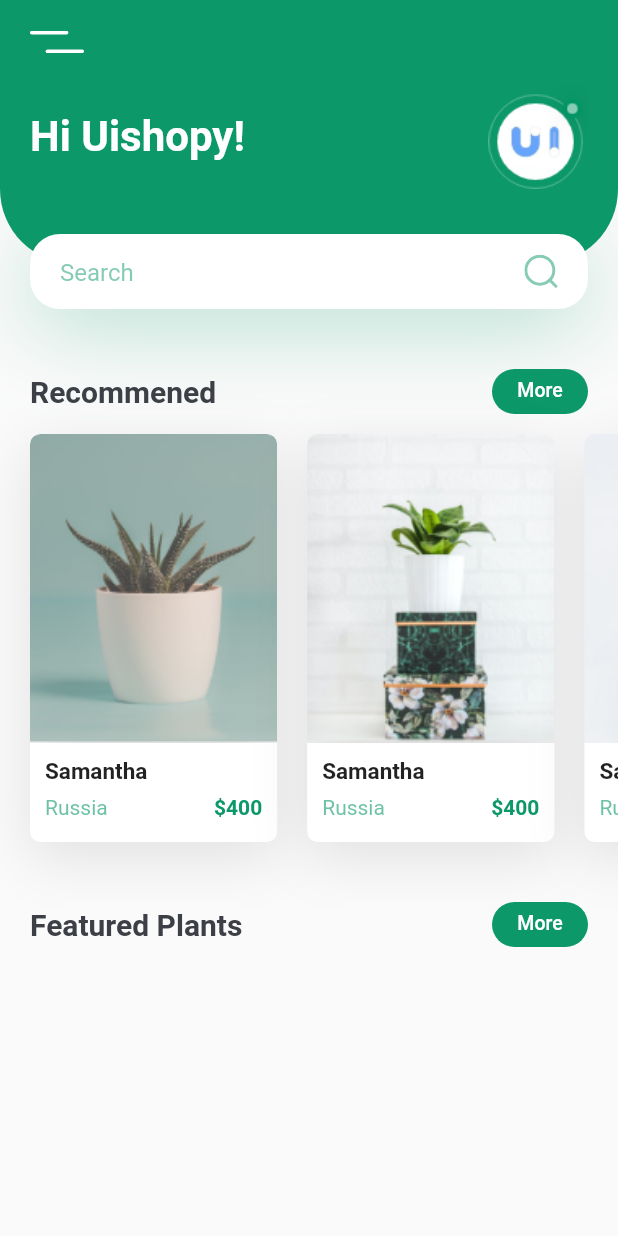
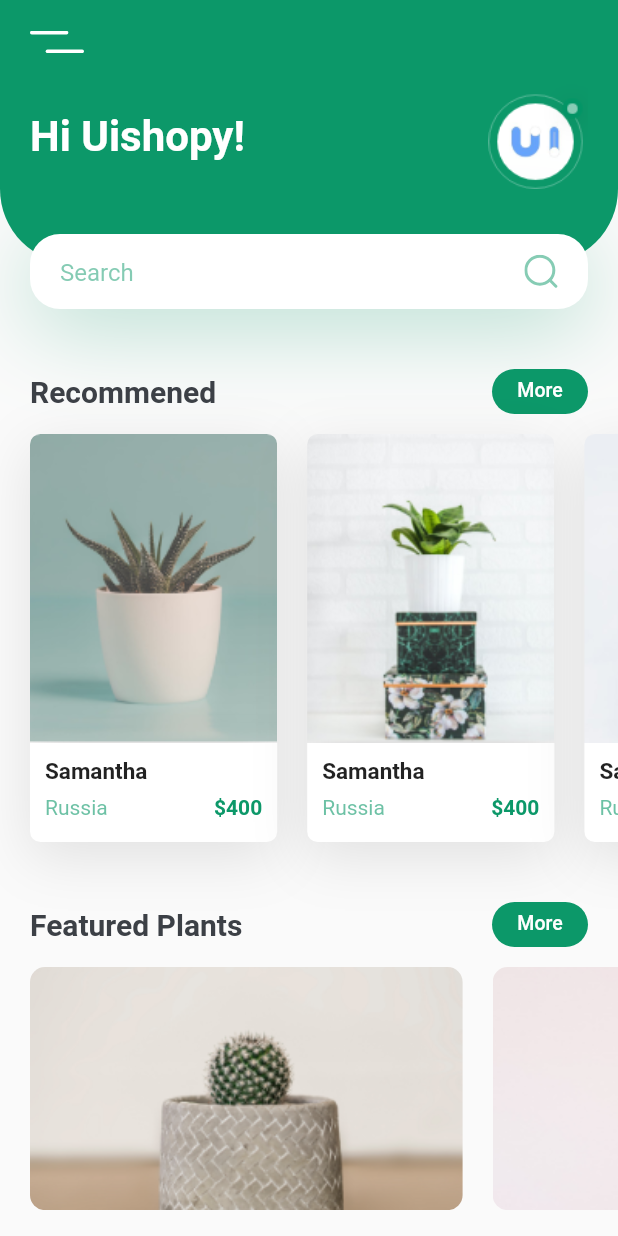
Before and after one commit to coderThanh/Flutter---Plant-App-Basic, a Flutter app: the screen it shows after launch, on a phone screen of 412 x 824 dp. Run offline on Flutter 3.47's test engine with Material 2 defaults, Android fonts, the phone set to English and light mode, and no system bars; our stand-ins replace flutter_svg.

Commit message:
up to featured plants

```diff
--- a/lib/views/screens/home_screen.dart
+++ b/lib/views/screens/home_screen.dart
@@ -1,10 +1,10 @@
-import 'package:flutter/gestures.dart';
 import 'package:flutter/material.dart';
 import 'package:flutter_svg/svg.dart';
 
 import '../../models/app_const_model.dart';
+import '../widgets/blocks/featured_plants_block.dart';
 import '../widgets/header_circle_widget.dart';
-import '../widgets/recommened_list_widget.dart';
+import '../widgets/blocks/recommened_list_widget.dart';
 import '../widgets/title_width_button_widget.dart';
 
 class HomeScreen extends StatefulWidget {
@@ -17,7 +17,7 @@ class HomeScreen extends StatefulWidget {
 class _HomeScreenState extends State<HomeScreen> {
   @override
   Widget build(BuildContext context) {
-    Size size = MediaQuery.of(context).size;
+    // Size size = MediaQuery.of(context).size;
 
     return Scaffold(
       appBar: homeAppBar(),
@@ -28,19 +28,43 @@ class _HomeScreenState extends State<HomeScreen> {
           crossAxisAlignment: CrossAxisAlignment.start,
           children: [
             const HeaderCircleWidget(),
-            const SizedBox(height: AppConst.margin),
-
-            // Block Recomment
-            TitleWithButtonWidget(
-                title: 'Recommened', button: 'More', onPress: () {}),
-            const SizedBox(height: AppConst.margin / 3),
-            const RecommenedListWidget(),
-
-            // Block Feature plant
+            //
             const SizedBox(height: AppConst.margin),
             TitleWithButtonWidget(
-                title: 'Featured Plants', button: 'More', onPress: () {}),
-            const SizedBox(height: AppConst.margin / 2.5),
+              title: 'Recommened',
+              button: 'More',
+              onPress: () {},
+              padding: const EdgeInsets.only(
+                  left: AppConst.padding,
+                  right: AppConst.padding,
+                  bottom: AppConst.padding / 1.5),
+            ),
+            const RecommenedListBlock(),
+            //
+            const SizedBox(height: AppConst.margin),
+            TitleWithButtonWidget(
+              title: 'Featured Plants',
+              button: 'More',
+              onPress: () {},
+              padding: const EdgeInsets.only(
+                  left: AppConst.padding,
+                  right: AppConst.padding,
+                  bottom: AppConst.padding / 1.5),
+            ),
+            const FeaturedPlantsBlock(),
+            //
+            const SizedBox(height: AppConst.margin),
+            TitleWithButtonWidget(
+              title: 'Best Seller',
+              button: 'More',
+              onPress: () {},
+              padding: const EdgeInsets.only(
+                  left: AppConst.padding,
+                  right: AppConst.padding,
+                  bottom: AppConst.padding / 1.5),
+            ),
+            const RecommenedListBlock(),
+            const SizedBox(height: AppConst.padding),
           ],
         ),
       ),
--- /dev/null
+++ b/lib/views/widgets/blocks/featured_plants_block.dart
@@ -0,0 +1,50 @@
+import 'package:flutter/material.dart';
+
+import '../../../models/app_const_model.dart';
+import '../product_box_image.dart';
+
+class FeaturedPlantsBlock extends StatefulWidget {
+  const FeaturedPlantsBlock({Key? key}) : super(key: key);
+
+  @override
+  State<FeaturedPlantsBlock> createState() => _FeaturedPlantsBlockState();
+}
+
+class _FeaturedPlantsBlockState extends State<FeaturedPlantsBlock> {
+  @override
+  Widget build(BuildContext context) {
+    final Size size = MediaQuery.of(context).size;
+
+    return SingleChildScrollView(
+      scrollDirection: Axis.horizontal,
+      child: Row(
+        children: [
+          ProductBoxImage(
+            size: size,
+            ratio: 56.2,
+            image: 'assets/images/bottom_img_1.png',
+            margin: const EdgeInsets.symmetric(
+              horizontal: AppConst.padding,
+            ),
+          ),
+          ProductBoxImage(
+            size: size,
+            ratio: 56.2,
+            image: 'assets/images/bottom_img_2.png',
+            margin: const EdgeInsets.only(
+              right: AppConst.padding,
+            ),
+          ),
+          ProductBoxImage(
+            size: size,
+            ratio: 56.2,
+            image: 'assets/images/image_2.png',
+            margin: const EdgeInsets.only(
+              right: AppConst.padding,
+            ),
+          ),
+        ],
+      ),
+    );
+  }
+}
--- /dev/null
+++ b/lib/views/widgets/blocks/recommened_list_widget.dart
@@ -0,0 +1,51 @@
+import 'package:flutter/material.dart';
+
+import '../../../models/app_const_model.dart';
+import '../product_box_default_widget.dart';
+
+class RecommenedListBlock extends StatelessWidget {
+  const RecommenedListBlock({
+    Key? key,
+  }) : super(key: key);
+
+  @override
+  Widget build(BuildContext context) {
+    final Size size = MediaQuery.of(context).size;
+
+    return SingleChildScrollView(
+      scrollDirection: Axis.horizontal,
+      clipBehavior: Clip.none,
+      child: Row(
+        children: [
+          ProductBoxDefault(
+            size: size,
+            tilte: 'Samantha',
+            price: '400',
+            img: 'assets/images/image_1.png',
+            country: 'Russia',
+            onPress: () {},
+            margin: const EdgeInsets.symmetric(horizontal: AppConst.padding),
+          ),
+          ProductBoxDefault(
+            size: size,
+            tilte: 'Samantha',
+            price: '400',
+            img: 'assets/images/image_2.png',
+            country: 'Russia',
+            margin: const EdgeInsets.only(right: AppConst.padding),
+            onPress: () {},
+          ),
+          ProductBoxDefault(
+            size: size,
+            tilte: 'Samantha',
+            price: '400',
+            img: 'assets/images/image_3.png',
+            country: 'Russia',
+            margin: const EdgeInsets.only(right: AppConst.padding),
+            onPress: () {},
+          ),
+        ],
+      ),
+    );
+  }
+}
--- /dev/null
+++ b/lib/views/widgets/product_box_image.dart
@@ -0,0 +1,39 @@
+import 'package:flutter/material.dart';
+
+import '../../models/app_function_model.dart';
+
+class ProductBoxImage extends StatelessWidget {
+  const ProductBoxImage({
+    Key? key,
+    required this.size,
+    required this.image,
+    this.ratio,
+    this.margin,
+  }) : super(key: key);
+
+  final Size size;
+  final double? ratio;
+  final EdgeInsets? margin;
+  final String image;
+
+  @override
+  Widget build(BuildContext context) {
+    return GestureDetector(
+      onTap: () {},
+      child: Container(
+        clipBehavior: Clip.antiAliasWithSaveLayer,
+        width: size.width * 0.7,
+        margin: margin,
+        height: AppFunc.getHeightByRatio(width: size.width * 0.7, ratio: ratio),
+        decoration: const BoxDecoration(
+          borderRadius: BorderRadius.all(Radius.circular(10)),
+        ),
+        child: Image.asset(
+          image,
+          fit: BoxFit.cover,
+          alignment: Alignment.center,
+        ),
+      ),
+    );
+  }
+}
--- a/lib/views/widgets/recommened_list_widget.dart
+++ /dev/null
@@ -1,54 +0,0 @@
-import 'package:flutter/material.dart';
-
-import '../../models/app_const_model.dart';
-import 'product_box_default_widget.dart';
-
-class RecommenedListWidget extends StatelessWidget {
-  const RecommenedListWidget({
-    Key? key,
-  }) : super(key: key);
-
-  @override
-  Widget build(BuildContext context) {
-    final Size size = MediaQuery.of(context).size;
-
-    return SingleChildScrollView(
-      scrollDirection: Axis.horizontal,
-      clipBehavior: Clip.none,
-      child: Padding(
-        padding: const EdgeInsets.only(left: AppConst.padding),
-        child: Row(
-          children: [
-            ProductBoxDefault(
-              size: size,
-              tilte: 'Samantha',
-              price: '400',
-              img: 'assets/images/image_1.png',
-              country: 'Russia',
-              onPress: () {},
-              margin: const EdgeInsets.only(right: AppConst.padding),
-            ),
-            ProductBoxDefault(
-              size: size,
-              tilte: 'Samantha',
-              price: '400',
-              img: 'assets/images/image_2.png',
-              country: 'Russia',
-              margin: const EdgeInsets.only(right: AppConst.padding),
-              onPress: () {},
-            ),
-            ProductBoxDefault(
-              size: size,
-              tilte: 'Samantha',
-              price: '400',
-              img: 'assets/images/image_3.png',
-              country: 'Russia',
-              margin: const EdgeInsets.only(right: AppConst.padding),
-              onPress: () {},
-            ),
-          ],
-        ),
-      ),
-    );
-  }
-}
--- a/lib/views/widgets/title_width_button_widget.dart
+++ b/lib/views/widgets/title_width_button_widget.dart
@@ -6,12 +6,14 @@ class TitleWithButtonWidget extends StatefulWidget {
   final String title;
   final String button;
   final VoidCallback onPress;
+  final EdgeInsets? padding;
 
   const TitleWithButtonWidget({
     Key? key,
     required this.title,
     required this.button,
     required this.onPress,
+    this.padding,
   }) : super(key: key);
 
   @override
@@ -21,8 +23,8 @@ class TitleWithButtonWidget extends StatefulWidget {
 class _TitleWithButtonWidgetState extends State<TitleWithButtonWidget> {
   @override
   Widget build(BuildContext context) {
-    return Padding(
-      padding: const EdgeInsets.symmetric(horizontal: AppConst.padding),
+    return Container(
+      padding: widget.padding,
       child: Row(
         mainAxisAlignment: MainAxisAlignment.spaceBetween,
         children: [
```
